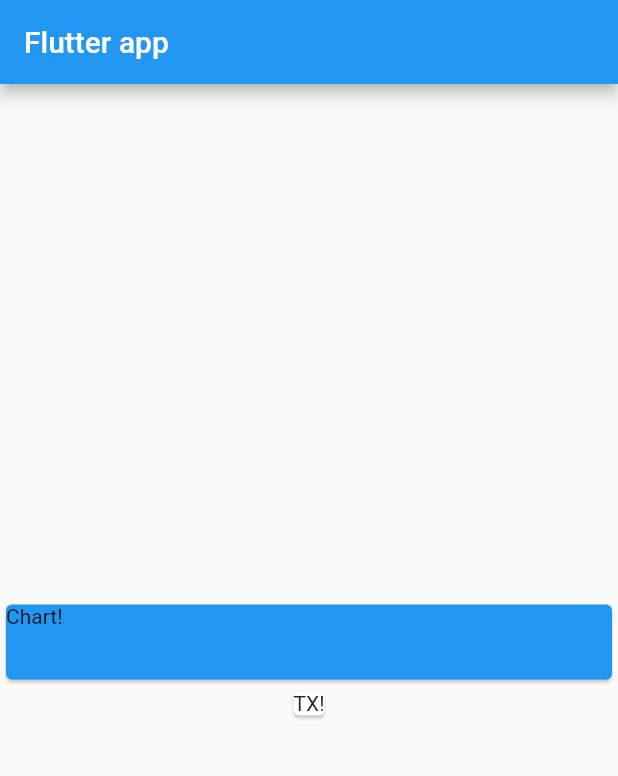
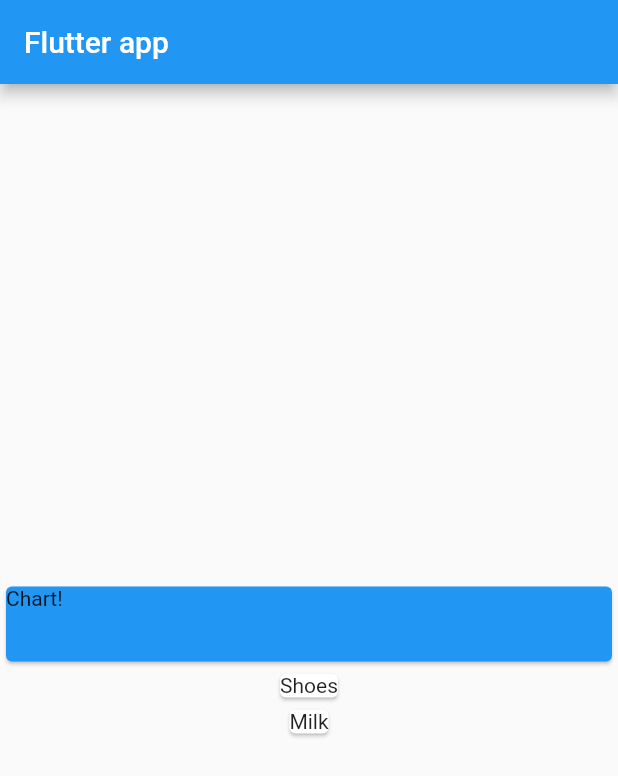
Before and after one commit to MaksymShokin/Personal_Expenses, a Flutter app: the screen it shows after launch, on a phone screen of 412 x 824 dp. Shown: the top 776 px of the screen. Run offline on Flutter 3.47's test engine with Material 2 defaults, Android fonts, the phone set to English and light mode, and no system bars.

```diff
--- a/lib/main.dart
+++ b/lib/main.dart
@@ -1,4 +1,6 @@
 import 'package:flutter/material.dart';
+
+import './transaction.dart';
 
 void main() {
   runApp(MyApp());
@@ -16,6 +18,21 @@ class MyApp extends StatelessWidget {
 }
 
 class MyHomePage extends StatelessWidget {
+  final List<Transaction> transactions = [
+    Transaction(
+      id: 't1',
+      title: 'Shoes',
+      date: DateTime.now(),
+      amount: 69.99,
+    ),
+    Transaction(
+      id: 't2',
+      title: 'Milk',
+      date: DateTime.now(),
+      amount: 14.45,
+    )
+  ];
+
   @override
   Widget build(BuildContext context) {
     return Scaffold(
@@ -23,7 +40,6 @@ class MyHomePage extends StatelessWidget {
         title: Text('Flutter app'),
       ),
       body: Column(
-
         mainAxisAlignment: MainAxisAlignment.center,
         children: <Widget>[
           Card(
@@ -34,8 +50,12 @@ class MyHomePage extends StatelessWidget {
               child: Text('Chart!'),
             ),
           ),
-          Card(
-            child: Text('TX!'),
+          Column(
+            children: transactions.map((elem) {
+              return Card(
+                child: Text(elem.title),
+              );
+            }).toList(),
           ),
         ],
       ),
--- /dev/null
+++ b/lib/transaction.dart
@@ -0,0 +1,15 @@
+import 'package:flutter/foundation.dart';
+
+class Transaction {
+  final String id;
+  final String title;
+  final double amount;
+  final DateTime date;
+
+  Transaction({
+    @required this.id,
+    @required this.title,
+    @required this.date,
+    @required this.amount,
+  });
+}
```
